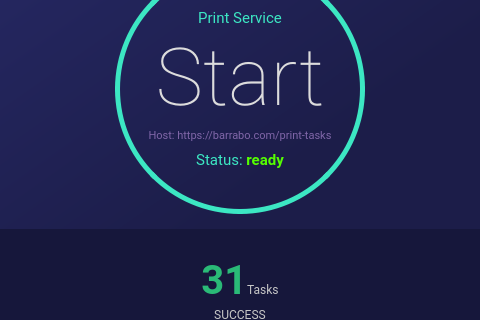
First picture: the form in ui_main.ui, repository stworchwk/print_service, before the edit; both pictures show x 200 to 680 and y 149 to 469 of the 880 by 626 pixel window.
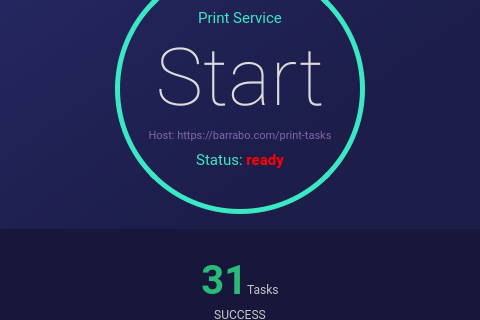
Second picture: the form after the edit.

What changed in the file:
```diff
--- a/ui_main.ui
+++ b/ui_main.ui
@@ -500,11 +500,14 @@
 color: rgb(60, 231, 195);</string>
                          </property>
                          <property name="text">
-                          <string>&lt;html&gt;&lt;head/&gt;&lt;body&gt;&lt;p&gt;Status: &lt;span style=&quot; font-weight:600; color:#55ff00;&quot;&gt;ready&lt;/span&gt;&lt;/p&gt;&lt;/body&gt;&lt;/html&gt;</string>
+                          <string>&lt;html&gt;&lt;head/&gt;&lt;body&gt;&lt;p&gt;Status: &lt;span style=&quot; font-weight:600; color:#ff0000;&quot;&gt;ready&lt;/span&gt;&lt;/p&gt;&lt;/body&gt;&lt;/html&gt;</string>
                          </property>
                          <property name="alignment">
                           <set>Qt::AlignCenter</set>
                          </property>
+                         <property name="wordWrap">
+                          <bool>false</bool>
+                         </property>
                         </widget>
                        </item>
                       </layout>
```
Left out of the diff: 9 changed lines with no effect on the pictures.
